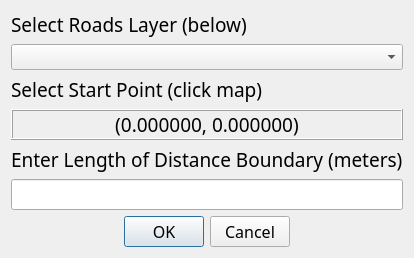
Qt form RoadNetwork/road_network_dialog_base.ui (rocapp/qgis-market-analysis) before a commit.
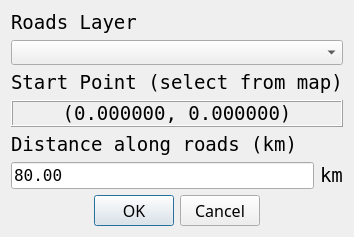
The same form after that commit.

Commit message: added start point layer, comments, and deleted unneeded files

```diff
--- a/RoadNetwork/road_network_dialog_base.ui
+++ b/RoadNetwork/road_network_dialog_base.ui
@@ -6,55 +6,55 @@
    <rect>
     <x>0</x>
     <y>0</y>
-    <width>346</width>
+    <width>308</width>
     <height>217</height>
    </rect>
   </property>
   <property name="windowTitle">
    <string>Market Analysis - Road Distance</string>
   </property>
-  <layout class="QVBoxLayout" name="verticalLayout">
-   <item>
+  <layout class="QGridLayout" name="gridLayout">
+   <item row="0" column="0">
     <widget class="QLabel" name="label_2">
      <property name="font">
       <font>
-       <family>Tw Cen MT</family>
+       <family>Inconsolata</family>
        <pointsize>14</pointsize>
       </font>
      </property>
      <property name="text">
-      <string>Select Roads Layer (below)</string>
+      <string>Roads Layer</string>
      </property>
     </widget>
    </item>
-   <item>
+   <item row="1" column="0" colspan="2">
     <widget class="QComboBox" name="comboBox">
      <property name="font">
       <font>
-       <family>Tw Cen MT</family>
+       <family>Inconsolata</family>
        <pointsize>10</pointsize>
       </font>
      </property>
     </widget>
    </item>
-   <item>
+   <item row="2" column="0" colspan="2">
     <widget class="QLabel" name="label">
      <property name="font">
       <font>
-       <family>Tw Cen MT</family>
+       <family>Inconsolata</family>
        <pointsize>14</pointsize>
       </font>
      </property>
      <property name="text">
-      <string>Select Start Point (click map)</string>
+      <string>Start Point (select from map)</string>
      </property>
     </widget>
    </item>
-   <item>
+   <item row="3" column="0" colspan="2">
     <widget class="QLabel" name="coord_label">
      <property name="font">
       <font>
-       <family>Tw Cen MT</family>
+       <family>Inconsolata</family>
        <pointsize>14</pointsize>
       </font>
      </property>
@@ -73,32 +73,38 @@
      <property name="alignment">
       <set>Qt::AlignCenter</set>
      </property>
-    </widget>
-   </item>
-   <item>
-    <widget class="QLabel" name="label_3">
-     <property name="font">
-      <font>
-       <family>Tw Cen MT</family>
-       <pointsize>14</pointsize>
-      </font>
+     <property name="margin">
+      <number>5</number>
      </property>
-     <property name="text">
-      <string>Enter Length of Distance Boundary (meters)</string>
-     </property>
     </widget>
    </item>
-   <item>
+   <item row="5" column="0">
     <widget class="QLineEdit" name="dist_limit">
      <property name="font">
       <font>
-       <family>Tw Cen MT</family>
+       <family>Inconsolata</family>
        <pointsize>12</pointsize>
       </font>
      </property>
+     <property name="text">
+      <string>80.00</string>
+     </property>
     </widget>
    </item>
-   <item>
+   <item row="5" column="1">
+    <widget class="QLabel" name="label_4">
+     <property name="font">
+      <font>
+       <family>Inconsolata</family>
+       <pointsize>14</pointsize>
+      </font>
+     </property>
+     <property name="text">
+      <string>km</string>
+     </property>
+    </widget>
+   </item>
+   <item row="6" column="0" colspan="2">
     <widget class="QDialogButtonBox" name="button_box">
      <property name="font">
       <font>
@@ -106,6 +112,12 @@
        <pointsize>12</pointsize>
       </font>
      </property>
+     <property name="layoutDirection">
+      <enum>Qt::LeftToRight</enum>
+     </property>
+     <property name="autoFillBackground">
+      <bool>false</bool>
+     </property>
      <property name="orientation">
       <enum>Qt::Horizontal</enum>
      </property>
@@ -117,6 +129,19 @@
      </property>
     </widget>
    </item>
+   <item row="4" column="0" colspan="2">
+    <widget class="QLabel" name="label_3">
+     <property name="font">
+      <font>
+       <family>Inconsolata</family>
+       <pointsize>14</pointsize>
+      </font>
+     </property>
+     <property name="text">
+      <string>Distance along roads (km)</string>
+     </property>
+    </widget>
+   </item>
   </layout>
  </widget>
  <resources/>
```
The commit also changes 27 other files.
